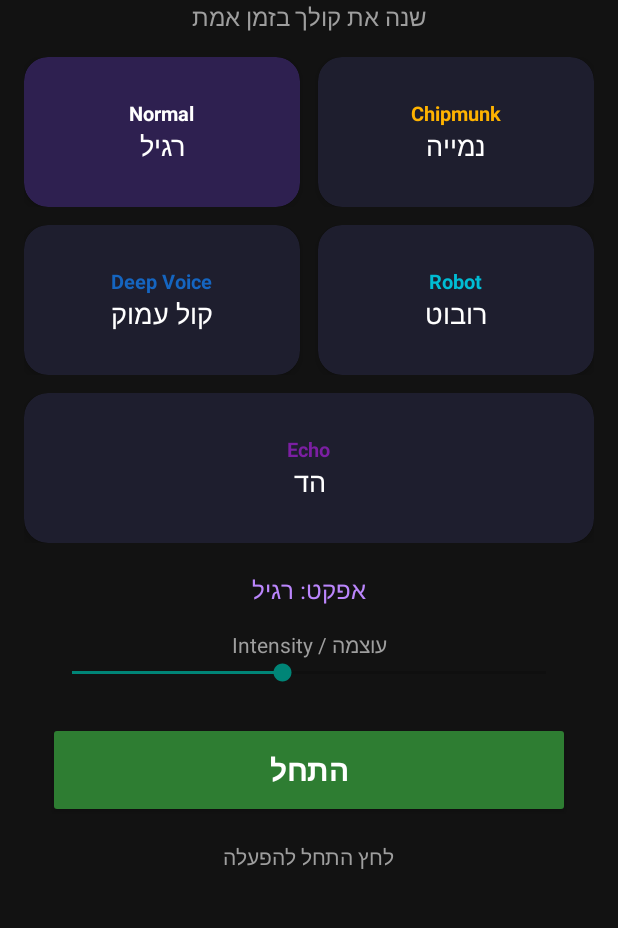
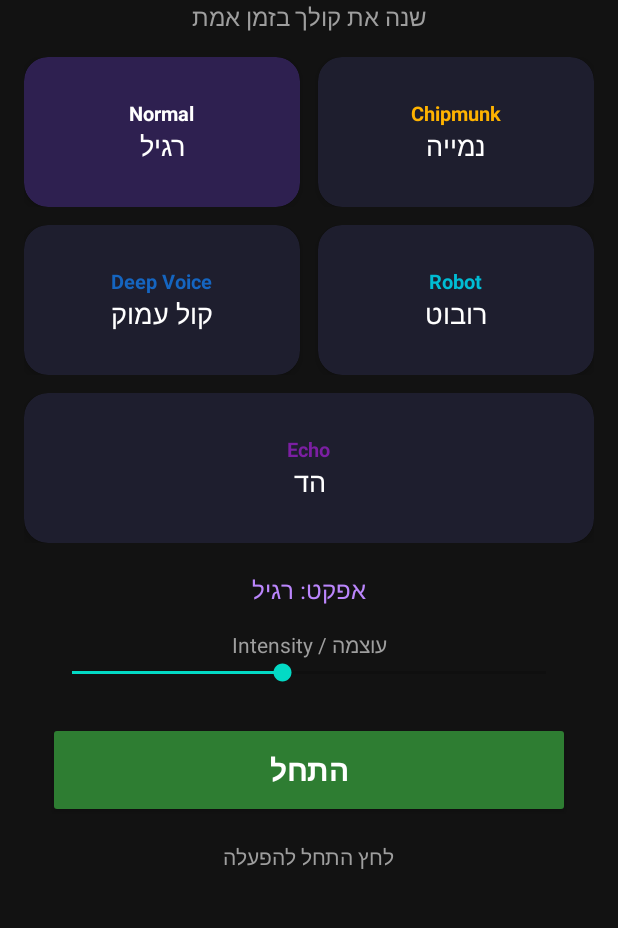
Before and after one commit to g47ben-lang/kashkash, an Android app: the screen it shows after launch (MainActivity), on a phone screen of 412 x 824 dp, the part 117-1045 px from its top. Run offline under Robolectric (Android 15) with nearby library versions, the phone set to English and light mode, and no system bars.

Commit message:
fix: replace Material theme attrs with AppCompat equivalents
colorPrimaryVariant/colorOnPrimary/colorSecondary/etc. are Material
Components attributes - they don't exist in Theme.AppCompat.
Replaced with: colorPrimaryDark, colorAccent (standard AppCompat).

Co-Authored-By: Claude Sonnet 4.6 <noreply@anthropic.com>
Claude-Session: https://claude.ai/code/session_01JXdxvEQUijyB5jGfPWhtDT

```diff
--- a/app/src/main/res/values/themes.xml
+++ b/app/src/main/res/values/themes.xml
@@ -1,13 +1,10 @@
 <?xml version="1.0" encoding="utf-8"?>
 <resources>
+    <!-- AppCompat attributes only - no Material Components attrs -->
     <style name="Theme.VoiceChanger" parent="Theme.AppCompat.DayNight.NoActionBar">
         <item name="colorPrimary">@color/purple_500</item>
-        <item name="colorPrimaryVariant">@color/purple_700</item>
-        <item name="colorOnPrimary">@color/white</item>
-        <item name="colorSecondary">@color/teal_200</item>
-        <item name="colorSecondaryVariant">@color/teal_700</item>
-        <item name="colorOnSecondary">@color/black</item>
-        <item name="android:statusBarColor">@color/background_dark</item>
+        <item name="colorPrimaryDark">@color/purple_700</item>
+        <item name="colorAccent">@color/teal_200</item>
         <item name="android:windowBackground">@color/background_dark</item>
     </style>
 </resources>
```
